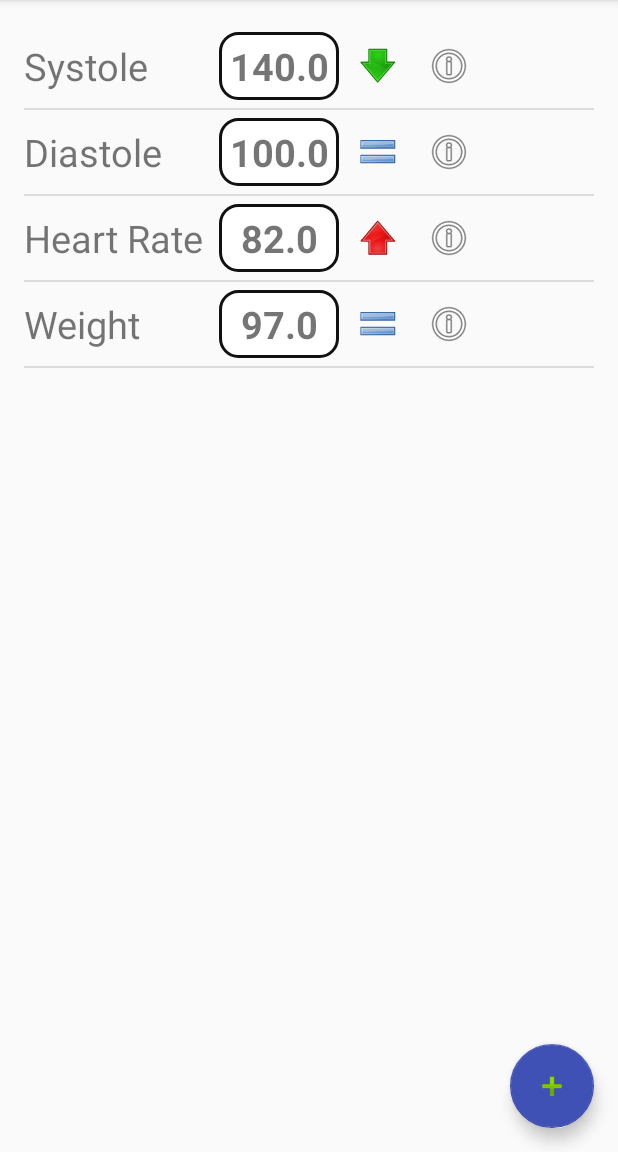
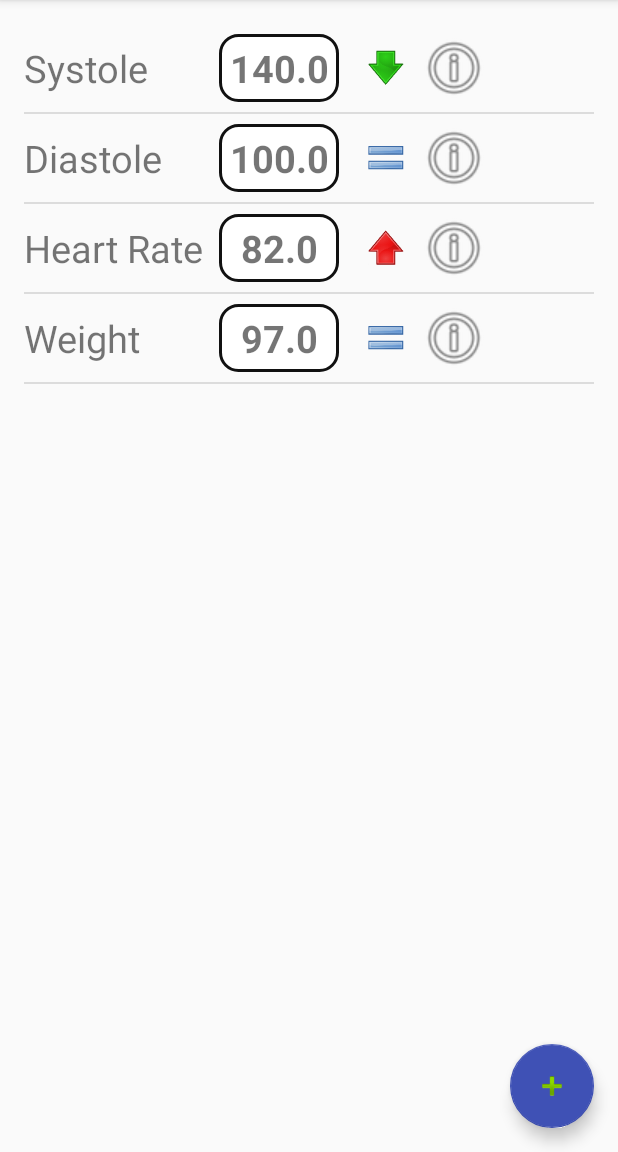
Before and after one commit to jzt-Tesla/BloodPressureDiary, an Android app: the screen it shows after launch (MainView), on a phone screen of 412 x 824 dp, the part 84-1236 px from its top. Run offline under Robolectric (Android 15) with nearby library versions, the phone set to English and light mode, and no system bars.

Commit message:
remove weight

```diff
--- a/app/src/main/res/layout/layout_data_item.xml
+++ b/app/src/main/res/layout/layout_data_item.xml
@@ -14,7 +14,7 @@
         android:layout_height="wrap_content"
         android:textSize="25sp"
         android:text="@string/oops"
-        android:layout_weight="0.5" />
+        />
 
     <TextView
         android:id="@+id/textViewDataItemValue"
@@ -30,8 +30,7 @@
         android:layout_marginRight="10sp"
         android:layout_marginEnd="10sp"
         android:background="@drawable/border"
-        android:padding="5sp"
-        android:layout_weight="0.3" />
+        android:padding="5sp" />
 
     <ImageView
         android:id="@+id/imageViewTrend"
@@ -39,17 +38,17 @@
         android:layout_gravity="center"
         android:layout_width="32sp"
         android:layout_height="32sp"
+        android:layout_marginLeft="5sp"
+        android:layout_marginStart="5sp"
         android:src="@mipmap/ic_launcher" />
 
     <Button
         android:id="@+id/buttonInfo"
-        android:layout_gravity="center_vertical|end|right"
-        android:layout_width="32sp"
-        android:layout_height="32sp"
-        android:layout_marginLeft="15sp"
-        android:layout_marginStart="15sp"
-        android:layout_marginRight="10sp"
-        android:layout_marginEnd="10sp"
+        android:layout_gravity="center"
+        android:layout_width="48sp"
+        android:layout_height="48sp"
+        android:layout_marginLeft="5sp"
+        android:layout_marginStart="5sp"
         android:clickable="true"
         android:background="@android:drawable/ic_menu_info_details" />
 
```
